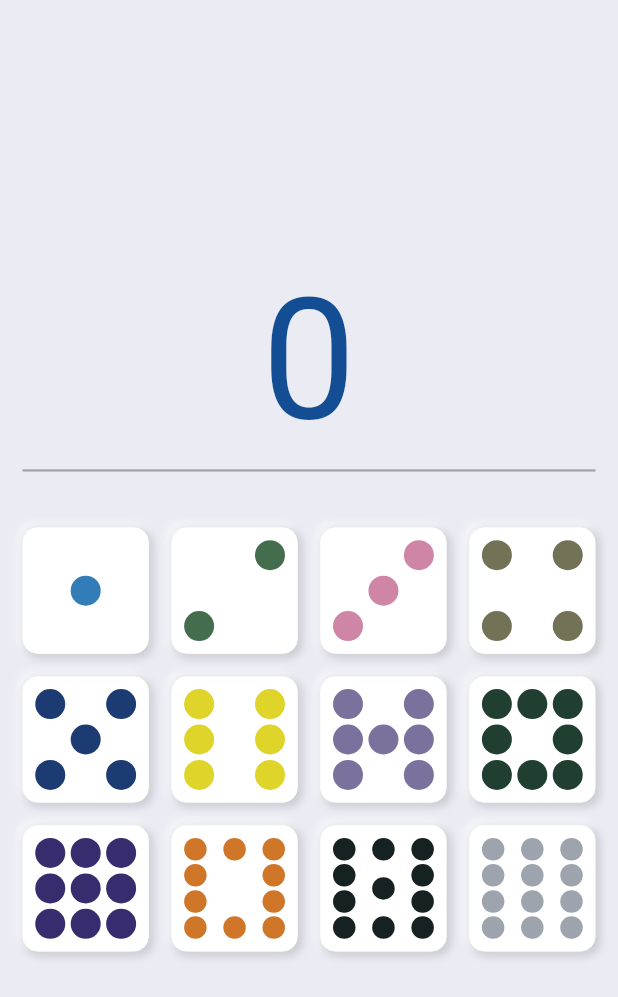
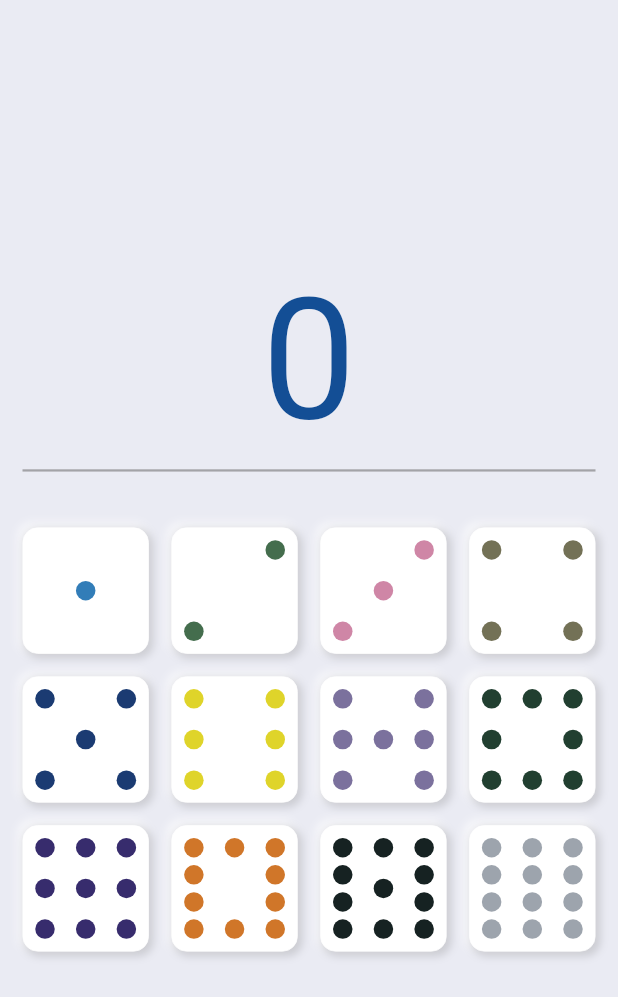
Before and after one commit to esron/mexican_calculator, a Flutter app: the screen it shows after launch, on a phone screen of 412 x 824 dp. Shown: the top 997 px of the screen. Run offline on Flutter 3.47's test engine with Material 2 defaults, Android fonts, the light colour scheme and no system bars.

Commit message:
Decreases the sizes of the dominoes dots

```diff
--- a/lib/widgets/domino_piece.dart
+++ b/lib/widgets/domino_piece.dart
@@ -85,8 +85,8 @@ class DominoOne extends StatelessWidget {
   @override
   Widget build(BuildContext context) {
     return Container(
-      height: 20,
-      width: 20,
+      height: 13,
+      width: 13,
       decoration: BoxDecoration(
         color: Color(0xFF327db8),
         shape: BoxShape.circle,
@@ -109,8 +109,8 @@ class DominoTwo extends StatelessWidget {
           mainAxisAlignment: MainAxisAlignment.end,
           children: <Widget>[
             Container(
-              height: 20,
-              width: 20,
+              height: 13,
+              width: 13,
               decoration: BoxDecoration(
                 color: Color(0xFF446d4d),
                 shape: BoxShape.circle,
@@ -122,8 +122,8 @@ class DominoTwo extends StatelessWidget {
           mainAxisAlignment: MainAxisAlignment.start,
           children: <Widget>[
             Container(
-              height: 20,
-              width: 20,
+              height: 13,
+              width: 13,
               decoration: BoxDecoration(
                 color: Color(0xFF446d4d),
                 shape: BoxShape.circle,
@@ -150,8 +150,8 @@ class DominoThree extends StatelessWidget {
           mainAxisAlignment: MainAxisAlignment.end,
           children: <Widget>[
             Container(
-              height: 20,
-              width: 20,
+              height: 13,
+              width: 13,
               decoration: BoxDecoration(
                 color: Color(0xFFCF86A6),
                 shape: BoxShape.circle,
@@ -163,8 +163,8 @@ class DominoThree extends StatelessWidget {
           mainAxisAlignment: MainAxisAlignment.center,
           children: <Widget>[
             Container(
-              height: 20,
-              width: 20,
+              height: 13,
+              width: 13,
               decoration: BoxDecoration(
                 color: Color(0xFFCF86A6),
                 shape: BoxShape.circle,
@@ -176,8 +176,8 @@ class DominoThree extends StatelessWidget {
           mainAxisAlignment: MainAxisAlignment.start,
           children: <Widget>[
             Container(
-              height: 20,
-              width: 20,
+              height: 13,
+              width: 13,
               decoration: BoxDecoration(
                 color: Color(0xFFCF86A6),
                 shape: BoxShape.circle,
@@ -204,16 +204,16 @@ class DominoFour extends StatelessWidget {
           mainAxisAlignment: MainAxisAlignment.spaceBetween,
           children: <Widget>[
             Container(
-              height: 20,
-              width: 20,
+              height: 13,
+              width: 13,
               decoration: BoxDecoration(
                 color: Color(0xFF737156),
                 shape: BoxShape.circle,
               ),
             ),
             Container(
-              height: 20,
-              width: 20,
+              height: 13,
+              width: 13,
               decoration: BoxDecoration(
                 color: Color(0xFF737156),
                 shape: BoxShape.circle,
@@ -225,16 +225,16 @@ class DominoFour extends StatelessWidget {
           mainAxisAlignment: MainAxisAlignment.spaceBetween,
           children: <Widget>[
             Container(
-              height: 20,
-              width: 20,
+              height: 13,
+              width: 13,
               decoration: BoxDecoration(
                 color: Color(0xFF737156),
                 shape: BoxShape.circle,
               ),
             ),
             Container(
-              height: 20,
-              width: 20,
+              height: 13,
+              width: 13,
               decoration: BoxDecoration(
                 color: Color(0xFF737156),
                 shape: BoxShape.circle,
@@ -261,16 +261,16 @@ class DominoFive extends StatelessWidget {
           mainAxisAlignment: MainAxisAlignment.spaceBetween,
           children: <Widget>[
             Container(
-              height: 20,
-              width: 20,
+              height: 13,
+              width: 13,
               decoration: BoxDecoration(
                 color: Color(0xFF1B3B72),
                 shape: BoxShape.circle,
               ),
             ),
             Container(
-              height: 20,
-              width: 20,
+              height: 13,
+              width: 13,
               decoration: BoxDecoration(
                 color: Color(0xFF1B3B72),
                 shape: BoxShape.circle,
@@ -282,8 +282,8 @@ class DominoFive extends StatelessWidget {
           mainAxisAlignment: MainAxisAlignment.center,
           children: <Widget>[
             Container(
-              height: 20,
-              width: 20,
+              height: 13,
+              width: 13,
               decoration: BoxDecoration(
                 color: Color(0xFF1B3B72),
                 shape: BoxShape.circle,
@@ -295,16 +295,16 @@ class DominoFive extends StatelessWidget {
           mainAxisAlignment: MainAxisAlignment.spaceBetween,
           children: <Widget>[
             Container(
-              height: 20,
-              width: 20,
+              height: 13,
+              width: 13,
               decoration: BoxDecoration(
                 color: Color(0xFF1B3B72),
                 shape: BoxShape.circle,
               ),
             ),
             Container(
-              height: 20,
-              width: 20,
+              height: 13,
+              width: 13,
               decoration: BoxDecoration(
                 color: Color(0xFF1B3B72),
                 shape: BoxShape.circle,
@@ -330,24 +330,24 @@ class DominoSix extends StatelessWidget {
           mainAxisAlignment: MainAxisAlignment.spaceBetween,
           children: <Widget>[
             Container(
-              height: 20,
-              width: 20,
+              height: 13,
+              width: 13,
               decoration: BoxDecoration(
                 color: Color(0xFFdfd42a),
                 shape: BoxShape.circle,
               ),
             ),
             Container(
-              height: 20,
-              width: 20,
+              height: 13,
+              width: 13,
               decoration: BoxDecoration(
                 color: Color(0xFFdfd42a),
                 shape: BoxShape.circle,
               ),
             ),
             Container(
-              height: 20,
-              width: 20,
+              height: 13,
+              width: 13,
               decoration: BoxDecoration(
                 color: Color(0xFFdfd42a),
                 shape: BoxShape.circle,
@@ -359,24 +359,24 @@ class DominoSix extends StatelessWidget {
           mainAxisAlignment: MainAxisAlignment.spaceBetween,
           children: <Widget>[
             Container(
-              height: 20,
-              width: 20,
+              height: 13,
+              width: 13,
               decoration: BoxDecoration(
                 color: Color(0xFFdfd42a),
                 shape: BoxShape.circle,
               ),
             ),
             Container(
-              height: 20,
-              width: 20,
+              height: 13,
+              width: 13,
               decoration: BoxDecoration(
                 color: Color(0xFFdfd42a),
                 shape: BoxShape.circle,
               ),
             ),
             Container(
-              height: 20,
-              width: 20,
+              height: 13,
+              width: 13,
               decoration: BoxDecoration(
                 color: Color(0xFFdfd42a),
                 shape: BoxShape.circle,
@@ -403,24 +403,24 @@ class DominoSeven extends StatelessWidget {
           mainAxisAlignment: MainAxisAlignment.spaceBetween,
           children: <Widget>[
             Container(
-              height: 20,
-              width: 20,
+              height: 13,
+              width: 13,
               decoration: BoxDecoration(
                 color: Color(0xFF7b719d),
                 shape: BoxShape.circle,
               ),
             ),
             Container(
-              height: 20,
-              width: 20,
+              height: 13,
+              width: 13,
               decoration: BoxDecoration(
                 color: Color(0xFF7b719d),
                 shape: BoxShape.circle,
               ),
             ),
             Container(
-              height: 20,
-              width: 20,
+              height: 13,
+              width: 13,
               decoration: BoxDecoration(
                 color: Color(0xFF7b719d),
                 shape: BoxShape.circle,
@@ -432,8 +432,8 @@ class DominoSeven extends StatelessWidget {
           mainAxisAlignment: MainAxisAlignment.center,
           children: <Widget>[
             Container(
-              height: 20,
-              width: 20,
+              height: 13,
+              width: 13,
               decoration: BoxDecoration(
                 color: Color(0xFF7b719d),
                 shape: BoxShape.circle,
@@ -445,24 +445,24 @@ class DominoSeven extends StatelessWidget {
           mainAxisAlignment: MainAxisAlignment.spaceBetween,
           children: <Widget>[
             Container(
-              height: 20,
-              width: 20,
+              height: 13,
+              width: 13,
               decoration: BoxDecoration(
                 color: Color(0xFF7b719d),
                 shape: BoxShape.circle,
               ),
             ),
             Container(
-              height: 20,
-              width: 20,
+              height: 13,
+              width: 13,
               decoration: BoxDecoration(
                 color: Color(0xFF7b719d),
                 shape: BoxShape.circle,
               ),
             ),
             Container(
-              height: 20,
-              width: 20,
+              height: 13,
+              width: 13,
               decoration: BoxDecoration(
                 color: Color(0xFF7b719d),
                 shape: BoxShape.circle,
@@ -489,24 +489,24 @@ class DominoEight extends StatelessWidget {
           mainAxisAlignment: MainAxisAlignment.spaceBetween,
           children: <Widget>[
             Container(
-              height: 20,
-              width: 20,
+              height: 13,
+              width: 13,
               decoration: BoxDecoration(
                 color: Color(0xFF213f30),
                 shape: BoxShape.circle,
               ),
             ),
             Container(
-              height: 20,
-              width: 20,
+              height: 13,
+              width: 13,
               decoration: BoxDecoration(
                 color: Color(0xFF213f30),
                 shape: BoxShape.circle,
               ),
             ),
             Container(
-              height: 20,
-              width: 20,
+              height: 13,
+              width: 13,
               decoration: BoxDecoration(
                 color: Color(0xFF213f30),
                 shape: BoxShape.circle,
@@ -518,16 +518,16 @@ class DominoEight extends StatelessWidget {
           mainAxisAlignment: MainAxisAlignment.spaceBetween,
           children: <Widget>[
             Container(
-              height: 20,
-              width: 20,
+              height: 13,
+              width: 13,
               decoration: BoxDecoration(
                 color: Color(0xFF213f30),
                 shape: BoxShape.circle,
               ),
             ),
             Container(
-              height: 20,
-              width: 20,
+              height: 13,
+              width: 13,
               decoration: BoxDecoration(
                 color: Color(0xFF213f30),
                 shape: BoxShape.circle,
@@ -539,24 +539,24 @@ class DominoEight extends StatelessWidget {
           mainAxisAlignment: MainAxisAlignment.spaceBetween,
           children: <Widget>[
             Container(
-              height: 20,
-              width: 20,
+              height: 13,
+              width: 13,
               decoration: BoxDecoration(
                 color: Color(0xFF213f30),
                 shape: BoxShape.circle,
               ),
             ),
             Container(
-              height: 20,
-              width: 20,
+              height: 13,
+              width: 13,
               decoration: BoxDecoration(
                 color: Color(0xFF213f30),
                 shape: BoxShape.circle,
               ),
             ),
             Container(
-              height: 20,
-              width: 20,
+              height: 13,
+              width: 13,
               decoration: BoxDecoration(
                 color: Color(0xFF213f30),
                 shape: BoxShape.circle,
@@ -583,24 +583,24 @@ class DominoNine extends StatelessWidget {
           mainAxisAlignment: MainAxisAlignment.spaceBetween,
           children: <Widget>[
             Container(
-              height: 20,
-              width: 20,
+              height: 13,
+              width: 13,
               decoration: BoxDecoration(
                 color: Color(0xFF372c6d),
                 shape: BoxShape.circle,
               ),
             ),
             Container(
-              height: 20,
-              width: 20,
+              height: 13,
+              width: 13,
               decoration: BoxDecoration(
                 color: Color(0xFF372c6d),
                 shape: BoxShape.circle,
               ),
             ),
             Container(
-              height: 20,
-              width: 20,
+              height: 13,
+              width: 13,
               decoration: BoxDecoration(
                 color: Color(0xFF372c6d),
                 shape: BoxShape.circle,
@@ -612,24 +612,24 @@ class DominoNine extends StatelessWidget {
           mainAxisAlignment: MainAxisAlignment.spaceBetween,
           children: <Widget>[
             Container(
-              height: 20,
-              width: 20,
+              height: 13,
+              width: 13,
               decoration: BoxDecoration(
                 color: Color(0xFF372c6d),
                 shape: BoxShape.circle,
               ),
             ),
             Container(
-              height: 20,
-              width: 20,
+              height: 13,
+              width: 13,
               decoration: BoxDecoration(
                 color: Color(0xFF372c6d),
                 shape: BoxShape.circle,
               ),
             ),
             Container(
-              height: 20,
-              width: 20,
+              height: 13,
+              width: 13,
               decoration: BoxDecoration(
                 color: Color(0xFF372c6d),
                 shape: BoxShape.circle,
@@ -641,24 +641,24 @@ class DominoNine extends StatelessWidget {
           mainAxisAlignment: MainAxisAlignment.spaceBetween,
           children: <Widget>[
             Container(
-              height: 20,
-              width: 20,
+              height: 13,
+              width: 13,
               decoration: BoxDecoration(
                 color: Color(0xFF372c6d),
                 shape: BoxShape.circle,
               ),
             ),
             Container(
-              height: 20,
-              width: 20,
+              height: 13,
+              width: 13,
               decoration: BoxDecoration(
                 color: Color(0xFF372c6d),
                 shape: BoxShape.circle,
               ),
             ),
             Container(
-              height: 20,
-              width: 20,
+              height: 13,
+              width: 13,
               decoration: BoxDecoration(
                 color: Color(0xFF372c6d),
                 shape: BoxShape.circle,
@@ -685,32 +685,32 @@ class DominoTen extends StatelessWidget {
           mainAxisAlignment: MainAxisAlignment.spaceBetween,
           children: <Widget>[
             Container(
-              height: 15,
-              width: 15,
+              height: 13,
+              width: 13,
               decoration: BoxDecoration(
                 color: Color(0xFFd07629),
                 shape: BoxShape.circle,
               ),
             ),
             Container(
-              height: 15,
-              width: 15,
+              height: 13,
+              width: 13,
               decoration: BoxDecoration(
                 color: Color(0xFFd07629),
                 shape: BoxShape.circle,
               ),
             ),
             Container(
-              height: 15,
-              width: 15,
+              height: 13,
+              width: 13,
               decoration: BoxDecoration(
                 color: Color(0xFFd07629),
                 shape: BoxShape.circle,
               ),
             ),
             Container(
-              height: 15,
-              width: 15,
+              height: 13,
+              width: 13,
               decoration: BoxDecoration(
                 color: Color(0xFFd07629),
                 shape: BoxShape.circle,
@@ -722,16 +722,16 @@ class DominoTen extends StatelessWidget {
           mainAxisAlignment: MainAxisAlignment.spaceBetween,
           children: <Widget>[
             Container(
-              height: 15,
-              width: 15,
+              height: 13,
+              width: 13,
               decoration: BoxDecoration(
                 color: Color(0xFFd07629),
                 shape: BoxShape.circle,
               ),
             ),
             Container(
-              height: 15,
-              width: 15,
+              height: 13,
+              width: 13,
               decoration: BoxDecoration(
                 color: Color(0xFFd07629),
                 shape: BoxShape.circle,
@@ -743,32 +743,32 @@ class DominoTen extends StatelessWidget {
           mainAxisAlignment: MainAxisAlignment.spaceBetween,
           children: <Widget>[
             Container(
-              height: 15,
-              width: 15,
+              height: 13,
+              width: 13,
               decoration: BoxDecoration(
                 color: Color(0xFFd07629),
                 shape: BoxShape.circle,
               ),
             ),
             Container(
-              height: 15,
-              width: 15,
+              height: 13,
+              width: 13,
               decoration: BoxDecoration(
                 color: Color(0xFFd07629),
                 shape: BoxShape.circle,
               ),
             ),
             Container(
-              height: 15,
-              width: 15,
+              height: 13,
+              width: 13,
               decoration: BoxDecoration(
                 color: Color(0xFFd07629),
                 shape: BoxShape.circle,
               ),
             ),
             Container(
-              height: 15,
-              width: 15,
+              height: 13,
+              width: 13,
               decoration: BoxDecoration(
                 color: Color(0xFFd07629),
                 shape: BoxShape.circle,
@@ -795,32 +795,32 @@ class DominoEleven extends StatelessWidget {
           mainAxisAlignment: MainAxisAlignment.spaceBetween,
           children: <Widget>[
             Container(
-              height: 15,
-              width: 15,
+              height: 13,
+              width: 13,
               decoration: BoxDecoration(
                 color: Color(0xFF162222),
                 shape: BoxShape.circle,
               ),
             ),
             Container(
-              height: 15,
-              width: 15,
+              height: 13,
+              width: 13,
               decoration: BoxDecoration(
                 color: Color(0xFF162222),
                 shape: BoxShape.circle,
               ),
             ),
             Container(
-              height: 15,
-              width: 15,
+              height: 13,
+              width: 13,
               decoration: BoxDecoration(
                 color: Color(0xFF162222),
                 shape: BoxShape.circle,
               ),
             ),
             Container(
-              height: 15,
-              width: 15,
+              height: 13,
+              width: 13,
               decoration: BoxDecoration(
                 color: Color(0xFF162222),
                 shape: BoxShape.circle,
@@ -832,24 +832,24 @@ class DominoEleven extends StatelessWidget {
           mainAxisAlignment: MainAxisAlignment.spaceBetween,
           children: <Widget>[
             Container(
-              height: 15,
-              width: 15,
+              height: 13,
+              width: 13,
               decoration: BoxDecoration(
                 color: Color(0xFF162222),
                 shape: BoxShape.circle,
               ),
             ),
             Container(
-              height: 15,
-              width: 15,
+              height: 13,
+              width: 13,
               decoration: BoxDecoration(
                 color: Color(0xFF162222),
                 shape: BoxShape.circle,
               ),
             ),
             Container(
-              height: 15,
-              width: 15,
+              height: 13,
+              width: 13,
               decoration: BoxDecoration(
                 color: Color(0xFF162222),
                 shape: BoxShape.circle,
@@ -861,32 +861,32 @@ class DominoEleven extends StatelessWidget {
           mainAxisAlignment: MainAxisAlignment.spaceBetween,
           children: <Widget>[
             Container(
-              height: 15,
-              width: 15,
+              height: 13,
+              width: 13,
               decoration: BoxDecoration(
                 color: Color(0xFF162222),
                 shape: BoxShape.circle,
               ),
             ),
             Container(
-              height: 15,
-              width: 15,
+              height: 13,
+              width: 13,
               decoration: BoxDecoration(
                 color: Color(0xFF162222),
                 shape: BoxShape.circle,
               ),
             ),
             Container(
-              height: 15,
-              width: 15,
+              height: 13,
+              width: 13,
               decoration: BoxDecoration(
                 color: Color(0xFF162222),
                 shape: BoxShape.circle,
               ),
             ),
             Container(
-              height: 15,
-              width: 15,
+              height: 13,
+              width: 13,
               decoration: BoxDecoration(
                 color: Color(0xFF162222),
                 shape: BoxShape.circle,
@@ -913,32 +913,32 @@ class DominoTwelve extends StatelessWidget {
           mainAxisAlignment: MainAxisAlignment.spaceBetween,
           children: <Widget>[
             Container(
-              height: 15,
-              width: 15,
+              height: 13,
+              width: 13,
               decoration: BoxDecoration(
                 color: Color(0xFF9da4ad),
                 shape: BoxShape.circle,
               ),
             ),
             Container(
-              height: 15,
-              width: 15,
+              height: 13,
+              width: 13,
               decoration: BoxDecoration(
                 color: Color(0xFF9da4ad),
                 shape: BoxShape.circle,
               ),
             ),
             Container(
-              height: 15,
-              width: 15,
+              height: 13,
+              width: 13,
               decoration: BoxDecoration(
                 color: Color(0xFF9da4ad),
                 shape: BoxShape.circle,
               ),
             ),
             Container(
-              height: 15,
-              width: 15,
+              height: 13,
+              width: 13,
               decoration: BoxDecoration(
                 color: Color(0xFF9da4ad),
                 shape: BoxShape.circle,
@@ -950,32 +950,32 @@ class DominoTwelve extends StatelessWidget {
           mainAxisAlignment: MainAxisAlignment.spaceBetween,
           children: <Widget>[
             Container(
-              height: 15,
-              width: 15,
+              height: 13,
+              width: 13,
               decoration: BoxDecoration(
                 color: Color(0xFF9da4ad),
                 shape: BoxShape.circle,
               ),
             ),
             Container(
-              height: 15,
-              width: 15,
+              height: 13,
+              width: 13,
               decoration: BoxDecoration(
                 color: Color(0xFF9da4ad),
                 shape: BoxShape.circle,
               ),
             ),
             Container(
-              height: 15,
-              width: 15,
+              height: 13,
+              width: 13,
               decoration: BoxDecoration(
                 color: Color(0xFF9da4ad),
                 shape: BoxShape.circle,
               ),
             ),
             Container(
-              height: 15,
-              width: 15,
+              height: 13,
+              width: 13,
               decoration: BoxDecoration(
                 color: Color(0xFF9da4ad),
                 shape: BoxShape.circle,
@@ -987,32 +987,32 @@ class DominoTwelve extends StatelessWidget {
           mainAxisAlignment: MainAxisAlignment.spaceBetween,
           children: <Widget>[
             Container(
-              height: 15,
-              width: 15,
+              height: 13,
+              width: 13,
               decoration: BoxDecoration(
                 color: Color(0xFF9da4ad),
                 shape: BoxShape.circle,
               ),
             ),
             Container(
-              height: 15,
-              width: 15,
+              height: 13,
+              width: 13,
               decoration: BoxDecoration(
                 color: Color(0xFF9da4ad),
                 shape: BoxShape.circle,
               ),
             ),
             Container(
-              height: 15,
-              width: 15,
+              height: 13,
+              width: 13,
               decoration: BoxDecoration(
                 color: Color(0xFF9da4ad),
                 shape: BoxShape.circle,
               ),
             ),
             Container(
-              height: 15,
-              width: 15,
+              height: 13,
+              width: 13,
               decoration: BoxDecoration(
                 color: Color(0xFF9da4ad),
                 shape: BoxShape.circle,
```
